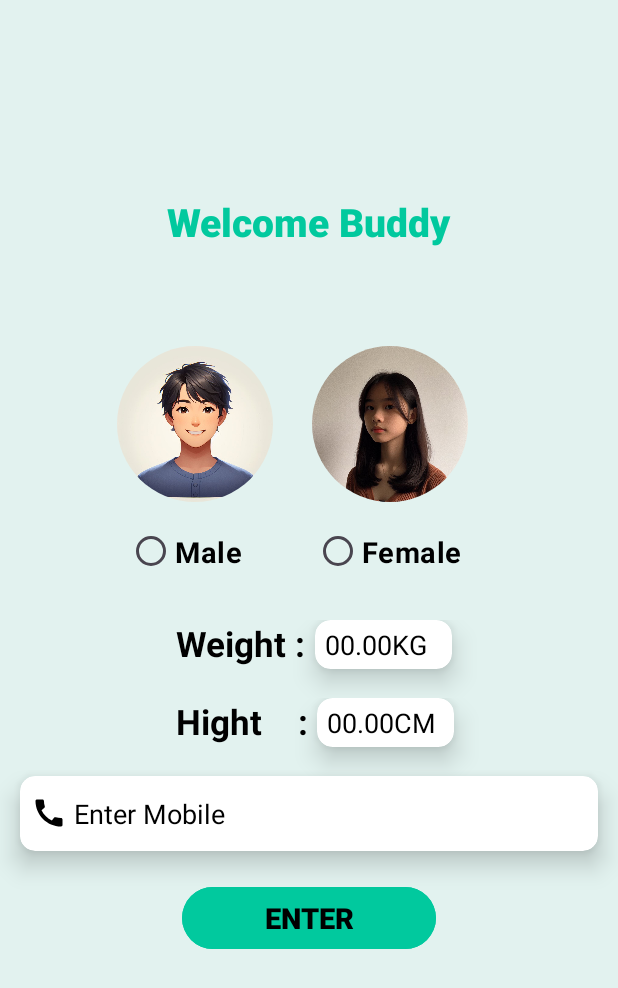
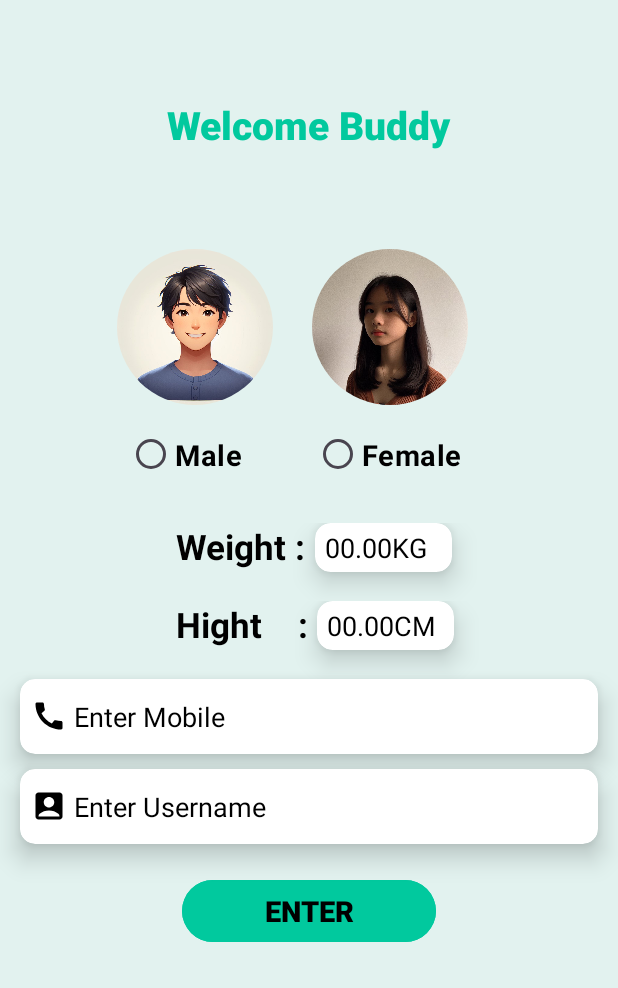
Before and after one commit to AbhayBhaware/StayFit, an Android app: the TakeWeiHigActivity screen opened directly, with no data from a screen before it, after a tap on "ENTER", on a phone screen of 412 x 824 dp. Shown: the top 988 px of the screen. Run offline under Robolectric (Android 15) with nearby library versions, the light colour scheme and no system bars; our stand-ins replace CircleImageView, Firebase (no records; nobody signed in at launch, a user with empty details on screens opened directly), sdp/ssp sizes.

Commit message:
Data Storing

```diff
--- a/app/src/main/java/com/example/stayfit/TakeWeiHigActivity.java
+++ b/app/src/main/java/com/example/stayfit/TakeWeiHigActivity.java
@@ -3,13 +3,11 @@ package com.example.stayfit;
 import androidx.annotation.NonNull;
 import androidx.appcompat.app.AppCompatActivity;
 
-import android.content.Intent;
 import android.content.SharedPreferences;
 import android.os.Bundle;
 import android.view.View;
 import android.widget.Button;
 import android.widget.EditText;
-import android.widget.TextView;
 import android.widget.Toast;
 
 import com.google.firebase.database.DataSnapshot;
@@ -24,7 +22,7 @@ import java.util.Map;
 public class TakeWeiHigActivity extends AppCompatActivity {
 
     Button b1_enter;
-    EditText e1_we, e2_hi, e3mobile;
+    EditText e1_we, e2_hi, e3mobile, e4User;
 
     DatabaseReference databaseReference;
 
@@ -33,56 +31,45 @@ public class TakeWeiHigActivity extends AppCompatActivity {
         super.onCreate(savedInstanceState);
         setContentView(R.layout.activity_take_wei_hig);
 
-        databaseReference= FirebaseDatabase.getInstance().getReference("User");
-        b1_enter=findViewById(R.id.enterBu);
-        e1_we=findViewById(R.id.weEdit);
-        e2_hi=findViewById(R.id.hiEdit);
-        e3mobile=findViewById(R.id.mobileKey);
+        // Initialize Firebase reference
+        databaseReference = FirebaseDatabase.getInstance().getReference("User");
 
+        // Bind UI elements
+        b1_enter = findViewById(R.id.enterBu);
+        e1_we = findViewById(R.id.weEdit);
+        e2_hi = findViewById(R.id.hiEdit);
+        e3mobile = findViewById(R.id.mobileKey);
+        e4User=findViewById(R.id.Username);
+
+        // Handle button click
         b1_enter.setOnClickListener(new View.OnClickListener() {
             @Override
             public void onClick(View v) {
                 registerEmailonFB();
-
-
             }
         });
-
     }
 
-    void registerEmailonFB()
-    {
-        String mobile=e3mobile.getText().toString().trim();
-        String weight=e1_we.getText().toString();
-        String height=e2_hi.getText().toString();
+    // Register data in Firebase if mobile doesn't already exist
+    void registerEmailonFB() {
+        String mobile = e3mobile.getText().toString().trim();
+        String weight = e1_we.getText().toString();
+        String height = e2_hi.getText().toString();
+        String username=e4User.getText().toString();
 
-        if (mobile.isEmpty())
-        {
+        if (mobile.isEmpty() || weight.isEmpty() || height.isEmpty()) {
             Toast.makeText(this, "Fill All Fields", Toast.LENGTH_SHORT).show();
             return;
         }
-        if (weight.isEmpty())
-        {
-            Toast.makeText(this, "Fill All Fields", Toast.LENGTH_SHORT).show();
 
-            return;
-        }
-        if (height.isEmpty())
-        {
-            Toast.makeText(this, "Fill All Fields", Toast.LENGTH_SHORT).show();
-
-            return;
-        }
+        // Check if mobile already exists
         databaseReference.child(mobile).addListenerForSingleValueEvent(new ValueEventListener() {
             @Override
             public void onDataChange(@NonNull DataSnapshot snapshot) {
-                if (snapshot.exists())
-                {
-                    Toast.makeText(TakeWeiHigActivity.this, "email already Exists", Toast.LENGTH_SHORT).show();
-                }
-                else
-                {
-                    storeDatainFB(mobile,weight,height);
+                if (snapshot.exists()) {
+                    Toast.makeText(TakeWeiHigActivity.this, "Mobile already exists", Toast.LENGTH_SHORT).show();
+                } else {
+                    storeDatainFB(mobile, weight, height, username);
                 }
             }
 
@@ -91,26 +78,31 @@ public class TakeWeiHigActivity extends AppCompatActivity {
                 Toast.makeText(TakeWeiHigActivity.this, "Database Error", Toast.LENGTH_SHORT).show();
             }
         });
+    }
 
-    }
-     public void storeDatainFB(String mobile, String weight, String height)
-     {
-         Map<String, String>userData =new HashMap<>();
+    // Store user data in Firebase and mobile number in SharedPreferences
+    public void storeDatainFB(String mobile, String weight, String height, String username) {
+        Map<String, String> userData = new HashMap<>();
         userData.put("Height", height);
         userData.put("Weight", weight);
+        userData.put("Username", username);
 
-        databaseReference.child(mobile).setValue(userData).addOnCompleteListener(task ->
-        {
-            if (task.isSuccessful())
-            {
+        databaseReference.child(mobile).setValue(userData).addOnCompleteListener(task -> {
+            if (task.isSuccessful()) {
+                // Save mobile number in SharedPreferences
+                SharedPreferences sharedPreferences = getSharedPreferences("UserPrefs", MODE_PRIVATE);
+                SharedPreferences.Editor editor = sharedPreferences.edit();
+                editor.putString("mobile", mobile);
+                editor.apply();
+
                 Toast.makeText(this, "Data Stored", Toast.LENGTH_SHORT).show();
-            }
-            else
-            {
-                Toast.makeText(this, "Failed", Toast.LENGTH_SHORT).show();
+
+                // Optional: Navigate to next activity
+                // startActivity(new Intent(this, NextActivity.class));
+                // finish();
+            } else {
+                Toast.makeText(this, "Failed to store data", Toast.LENGTH_SHORT).show();
             }
         });
-     }
-
-
+    }
 }
--- a/app/src/main/res/layout/activity_take_wei_hig.xml
+++ b/app/src/main/res/layout/activity_take_wei_hig.xml
@@ -16,7 +16,7 @@
         android:fontFamily="sans-serif-black"
         android:textColor="#01C99E"
         android:layout_gravity="center"
-        android:layout_marginTop="@dimen/_100sdp"
+        android:layout_marginTop="@dimen/_50sdp"
         />
 
     <LinearLayout
@@ -169,6 +169,32 @@
             android:drawableLeft="@drawable/mobile"
             android:background="#00000000"
             android:layout_marginLeft="7dp"/>
+
+    </androidx.cardview.widget.CardView>
+
+    <androidx.cardview.widget.CardView
+        android:layout_width="match_parent"
+        android:layout_height="50dp"
+        app:cardElevation="10dp"
+        app:cardCornerRadius="10dp"
+        android:layout_marginTop="10dp"
+        android:backgroundTint="@color/white"
+        android:layout_marginRight="13dp"
+        android:layout_marginLeft="13dp">
+
+        <EditText
+            android:layout_width="match_parent"
+            android:layout_height="match_parent"
+            android:hint=" Enter Username"
+            android:id="@+id/Username"
+            android:textColor="@color/black"
+            android:textColorHint="@color/black"
+
+            android:singleLine="true"
+            android:drawableLeft="@drawable/user"
+            android:background="#00000000"
+            android:layout_marginLeft="7dp"/>
+
     </androidx.cardview.widget.CardView>
 
 
--- a/app/src/main/res/layout/fragment_profile.xml
+++ b/app/src/main/res/layout/fragment_profile.xml
@@ -79,7 +79,7 @@
                        android:layout_gravity="center"
                        android:layout_marginLeft="@dimen/_5sdp"
                        android:layout_marginTop="@dimen/_5sdp"
-                       android:text="60kg"
+                       android:text="00kg"
                        android:textColor="@color/black"
                        android:textSize="@dimen/_15sdp"
                        android:textStyle="italic|normal" />
@@ -108,7 +108,7 @@
                        android:layout_gravity="center"
                        android:layout_marginLeft="@dimen/_5sdp"
                        android:layout_marginTop="@dimen/_5sdp"
-                       android:text="170cm"
+                       android:text="000cm"
                        android:textColor="@color/black"
                        android:textSize="@dimen/_15sdp"
                        android:textStyle="italic|normal" />
```
Also changed, not shown: app/src/main/java/com/example/stayfit/ProfileFragment.java (+66 -71 lines).
